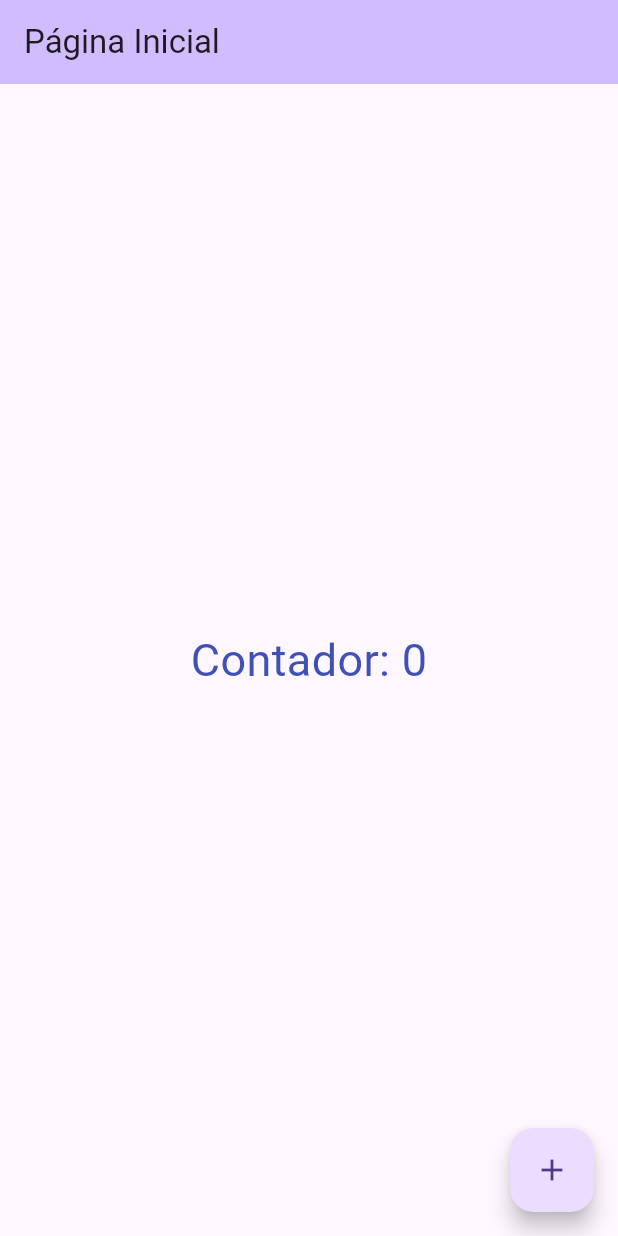
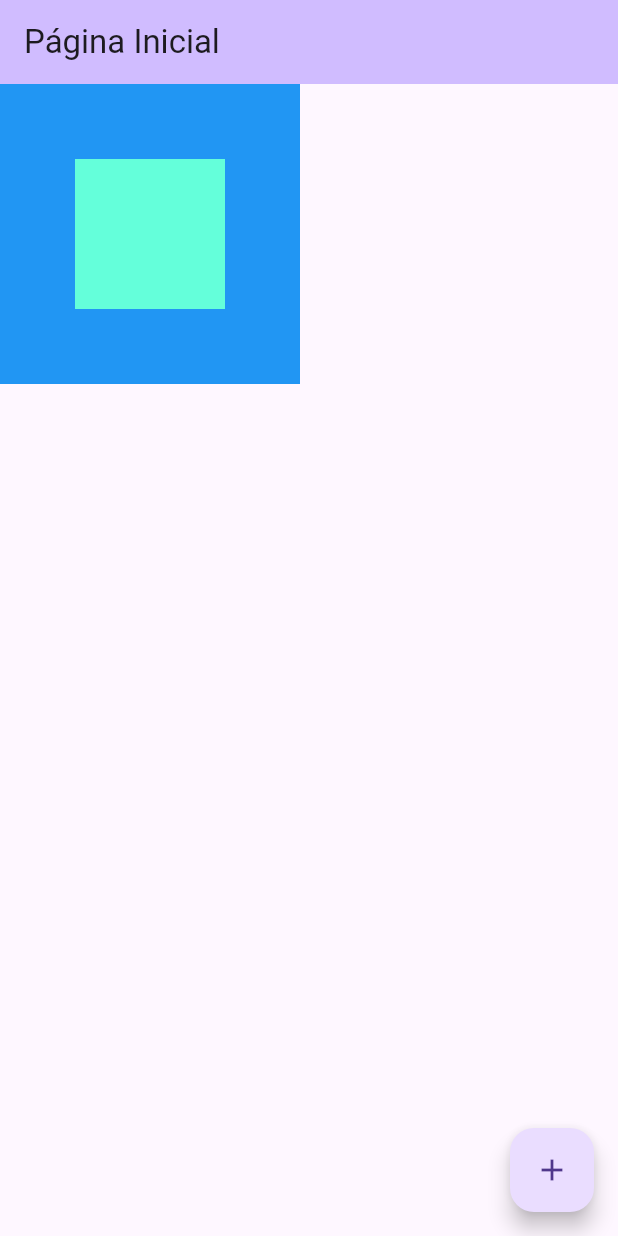
Before and after one commit to caioalves99/Aprendendo_Flutter, a Flutter app: the screen it shows after launch, on a phone screen of 412 x 824 dp. Run offline on Flutter 3.47's test engine with Material 3 defaults, Android fonts, the phone set to English and light mode, and no system bars.

Commit message:
Aprendendo Sigle Render

```diff
--- a/lib/home_page.dart
+++ b/lib/home_page.dart
@@ -18,18 +18,18 @@ class HomePageState extends State<HomePage> {
          backgroundColor: Theme.of(context).colorScheme.inversePrimary,
       ),
 
-      body: Center(
-        child: GestureDetector(
-          child:
-            Text('Contador: $counter',
-              style: TextStyle(fontSize: 30, color: Colors.indigo)
-            ),
-            onTap: () {
-              setState(() {
-            counter++;
-          });
-            },
-        ),
+      body: Container(
+        height: 200,
+        width: 200,
+        color: Colors.blue,
+
+        child: Center(
+          child: Container(
+            height: 100,
+            width: 100,
+            color: Colors.tealAccent,
+          )
+      )
       ),
 
       floatingActionButton: FloatingActionButton(
```
